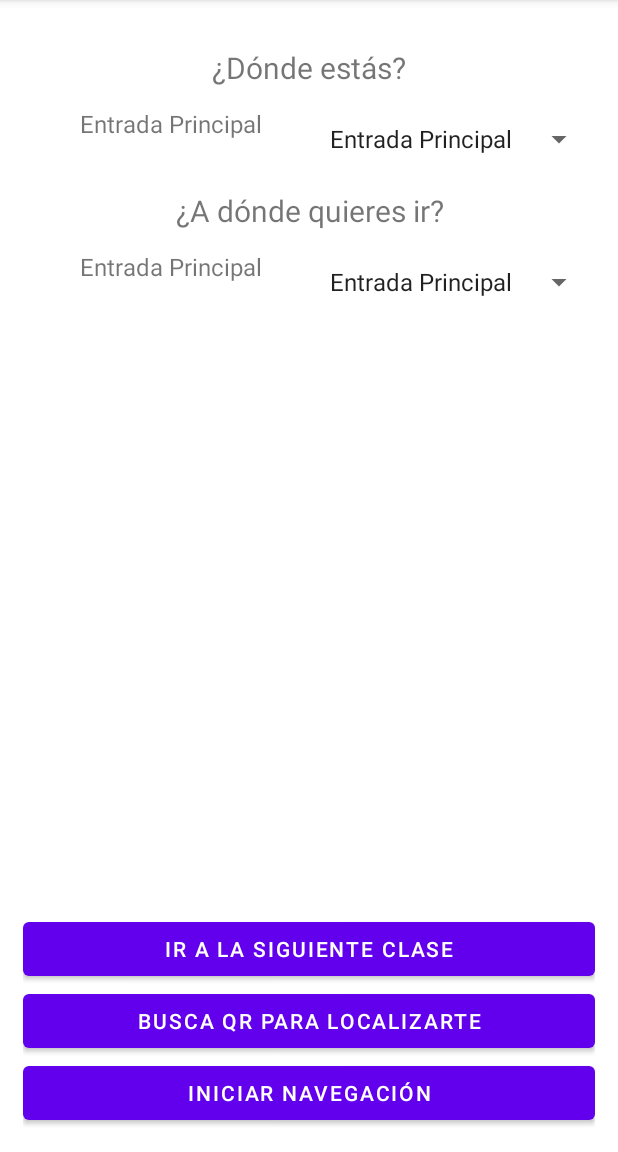
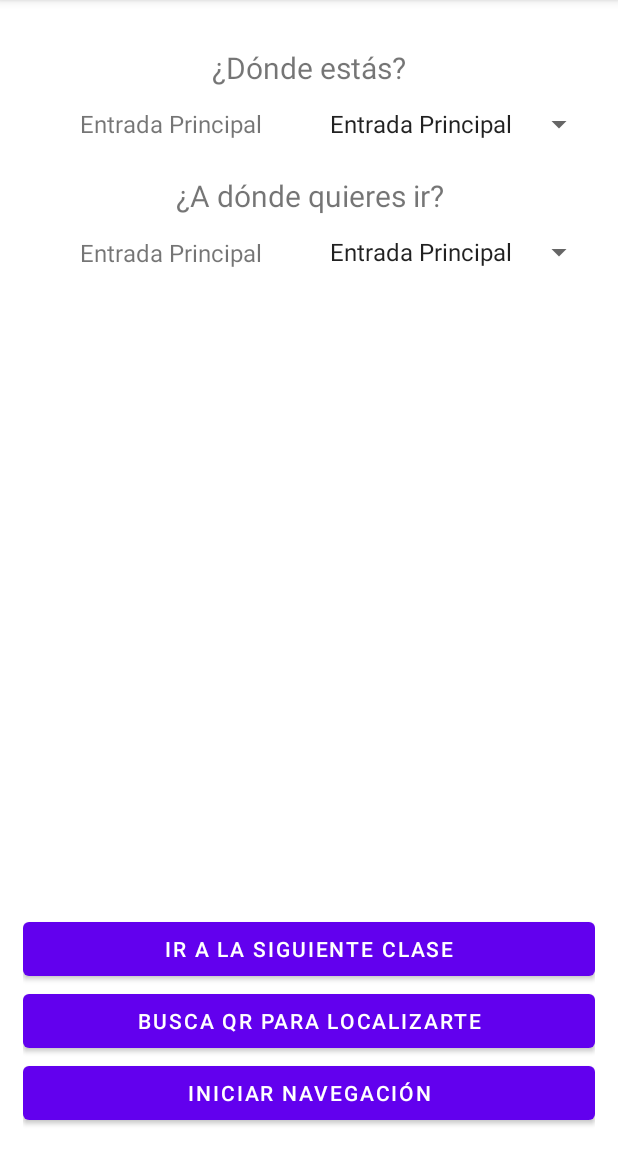
Before and after one commit to MiklosLaszlo/NPI, an Android app: the screen it shows after launch (MainActivity), in the side drawer, after a tap on "Navegación", on a phone screen of 412 x 824 dp, the part 84-1236 px from its top. Run offline under Robolectric (Android 15) with nearby library versions, the phone set to English and light mode, and no system bars; libraries missing offline, so code that uses them is left out: com.google.ar.core, com.google.ar.sceneform, com.journeyapps.barcodescanner; 7 statements that could not run were skipped.

Commit message:
Ligerios cambios finales

```diff
--- a/NPI_P3/app/src/main/java/com/example/drawerappugr/Horarios.java
+++ b/NPI_P3/app/src/main/java/com/example/drawerappugr/Horarios.java
@@ -81,7 +81,7 @@ public class Horarios {
         // DESCOMENTAR PARA HORA ACTUAL !!!!!
         // SimpleDateFormat sdfHour = new SimpleDateFormat("hh:mm");
         // String now = sdfHour.format(c.getTime());
-        String now= "12:30";
+        String now= "10:30";
 
         for(int i=0;i<h.get(day).size() && !enClase;++i){
             enClase = (now.compareTo(h.get(day).get(i).inicio) >= 0)
@@ -115,7 +115,7 @@ public class Horarios {
         // DESCOMENTAR PARA HORA ACTUAL !!!!!
         //SimpleDateFormat sdfHour = new SimpleDateFormat("hh:mm");
         //String now = sdfHour.format(c.getTime());
-        String now= "12:30";
+        String now= "10:30";
         int j=-1;
         for(int i=0;i<h.get(day).size() && !enClase;++i){
             enClase = (now.compareTo(h.get(day).get(i).inicio) >= 0)
--- a/NPI_P3/app/src/main/res/layout/navegacion.xml
+++ b/NPI_P3/app/src/main/res/layout/navegacion.xml
@@ -7,12 +7,15 @@
 
     <LinearLayout
         android:id="@+id/navegacion_layout"
-        android:layout_width="match_parent"
+        android:layout_width="0dp"
         android:layout_height="match_parent"
         android:layout_margin="15dp"
+        android:layout_marginStart="14dp"
+        android:layout_marginEnd="14dp"
         android:orientation="vertical"
-        app:layout_constraintTop_toTopOf="parent"
-        tools:layout_editor_absoluteX="1dp">
+        app:layout_constraintEnd_toEndOf="parent"
+        app:layout_constraintStart_toStartOf="parent"
+        app:layout_constraintTop_toTopOf="parent">
 
         <LinearLayout
             android:id="@+id/viewOpcionesNav"
@@ -49,12 +52,13 @@
                 <Spinner
                     android:id="@+id/menuNavegacionOrigen"
                     android:layout_width="wrap_content"
-                    android:layout_height="48dp"
-                    android:layout_marginTop="10dp"
+                    android:layout_height="match_parent"
+                    android:layout_marginTop="0dp"
                     android:spinnerMode="dialog"
                     android:textAlignment="center"
                     app:layout_constraintTop_toBottomOf="@+id/preungtaOrigenNavegación"
                     tools:layout_editor_absoluteX="1dp" />
+
             </LinearLayout>
 
             <TextView
@@ -76,8 +80,9 @@
                 <TextView
                     android:id="@+id/textDestino"
                     android:layout_width="wrap_content"
-                    android:layout_height="48dp"
+                    android:layout_height="match_parent"
                     android:layout_weight="1"
+                    android:layout_marginTop="13dp"
                     android:text="TextView"
                     android:textAlignment="center"
                     android:textSize="16sp" />
@@ -86,7 +91,7 @@
                     android:id="@+id/menuNavegacionDestino"
                     android:layout_width="wrap_content"
                     android:layout_height="48dp"
-                    android:layout_marginTop="10dp"
+                    android:layout_marginTop="0dp"
                     android:spinnerMode="dialog"
                     android:textAlignment="center"
                     app:layout_constraintTop_toBottomOf="@+id/textoNavegacionDestino"
@@ -138,11 +143,12 @@
             android:layout_height="match_parent"
             android:orientation="vertical"
             android:visibility="gone">
-
             <include
                 layout="@layout/cursor"
                 android:layout_width="match_parent"
                 android:visibility="visible"></include>
+
+
         </LinearLayout>
 
 
```
